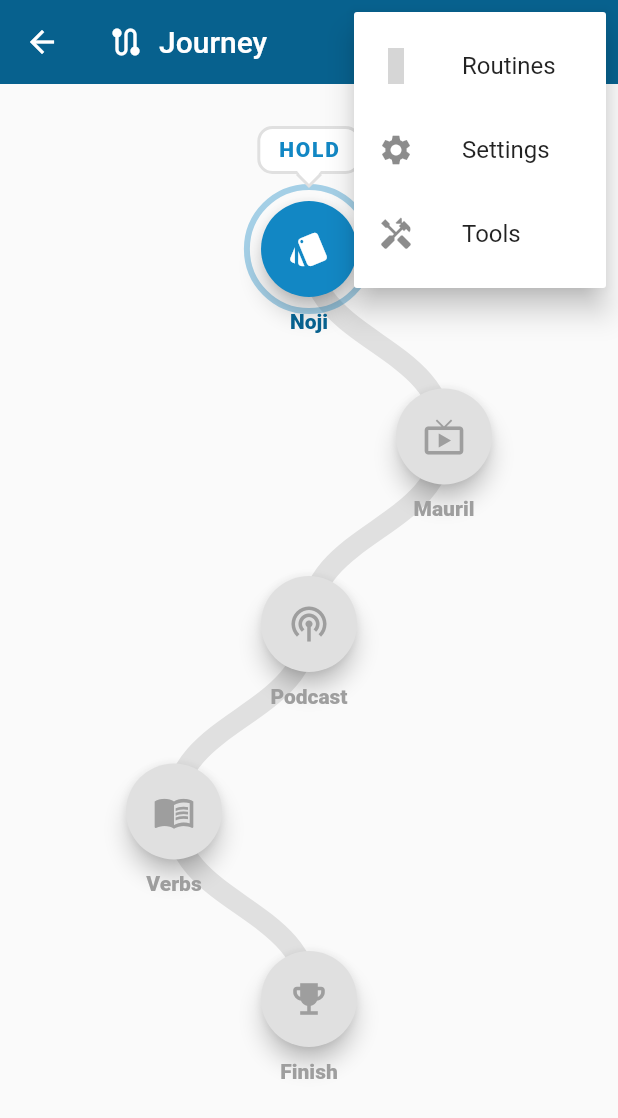
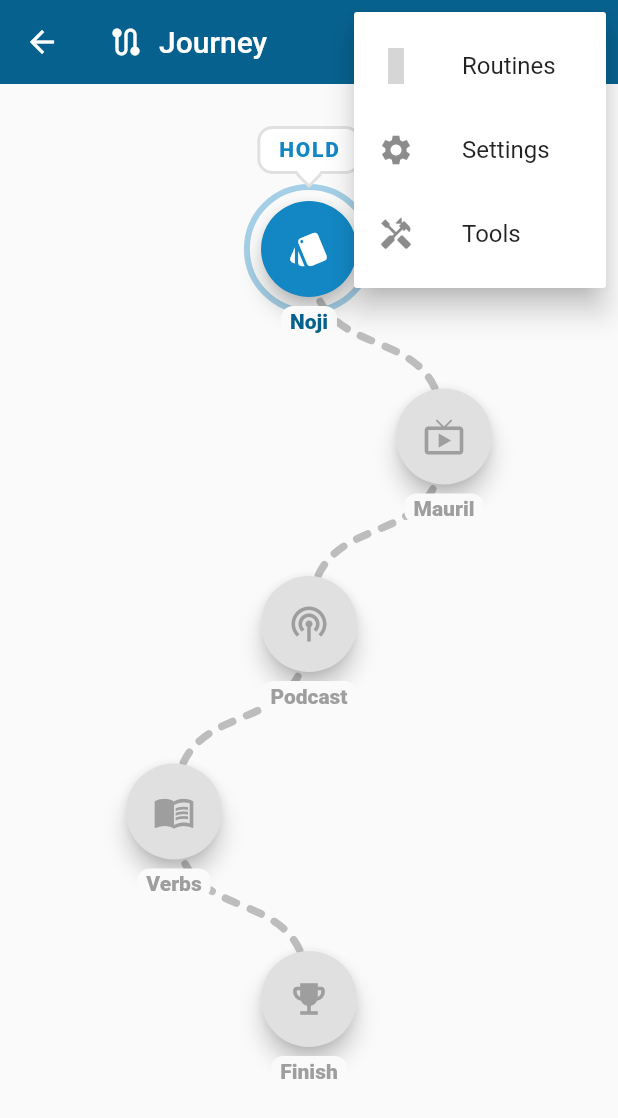
Before and after one commit to mrhockeymonkey/todo, a Flutter app: the JourneyScreen screen opened directly, after a tap on the "more vert" icon, on a phone screen of 412 x 824 dp. Shown: the top 1118 px of the screen. Run offline on Flutter 3.47's test engine with Material 3 defaults, Android fonts, the phone set to English and light mode, and no system bars; our stand-ins replace flutter_vector_icons, jiffy, reorderables, vibration, wheel_chooser; missing offline and left inert: flutter_material_color_picker, localstore; grey boxes are pictures that could not be loaded.

Commit message:
Journey: thinner dashed path with a deeper curve
Draw the road as 5px rounded dashes instead of a 14px solid line, with
dashes turning gold as progress travels along it. Stretch the curve's
control points (0.5 -> 0.7) for a more pronounced S-bend, and back step
labels with the page colour so the path passes behind them.

Co-Authored-By: Claude Opus 5.5 <noreply@anthropic.com>
Claude-Session: https://claude.ai/code/session_01EM5ULzbA6tix3KoYKkvrND

```diff
--- a/lib/journey/journey_node.dart
+++ b/lib/journey/journey_node.dart
@@ -253,14 +253,26 @@ class _JourneyNodeState extends State<JourneyNode>
               Positioned(
                 left: 0,
                 right: 0,
-                top: size + 8,
+                top: size + 6,
+                // Backed by the page colour so the path passes behind it.
+                child: Center(
+                  child: Container(
+                    padding: const EdgeInsets.symmetric(
+                      horizontal: 6,
+                      vertical: 2,
+                    ),
+                    decoration: BoxDecoration(
+                      color: Theme.of(context).scaffoldBackgroundColor,
+                      borderRadius: BorderRadius.circular(8),
+                    ),
                     child: Text(
                       widget.label,
-                  textAlign: TextAlign.center,
                       style: TextStyle(
                         fontWeight: FontWeight.w800,
                         fontSize: 14,
                         color: palette.label,
+                      ),
+                    ),
                   ),
                 ),
               ),
--- a/lib/journey/journey_path_painter.dart
+++ b/lib/journey/journey_path_painter.dart
@@ -16,8 +16,16 @@ class JourneyPathPainter extends CustomPainter {
     required this.fillColor,
   });
 
+  static const double _strokeWidth = 5;
+  static const double _dash = 8;
+  static const double _gap = 10;
+
+  /// How far the control points reach along each node's vertical tangent,
+  /// as a fraction of the vertical distance. Over 0.5 gives a deeper S-bend.
+  static const double _bend = 0.7;
+
   static Path _segment(Offset from, Offset to) {
-    final bend = (to.dy - from.dy) * 0.5;
+    final bend = (to.dy - from.dy) * _bend;
     return Path()
       ..moveTo(from.dx, from.dy)
       ..cubicTo(from.dx, from.dy + bend, to.dx, to.dy - bend, to.dx, to.dy);
@@ -25,33 +33,31 @@ class JourneyPathPainter extends CustomPainter {
 
   @override
   void paint(Canvas canvas, Size size) {
-    final track =
+    Paint stroke(Color colour) =>
         Paint()
-          ..color = trackColor
+          ..color = colour
           ..style = PaintingStyle.stroke
-          ..strokeWidth = 14
+          ..strokeWidth = _strokeWidth
           ..strokeCap = StrokeCap.round;
-    final fill =
-        Paint()
-          ..color = fillColor
-          ..style = PaintingStyle.stroke
-          ..strokeWidth = 14
-          ..strokeCap = StrokeCap.round;
+    final track = stroke(trackColor);
+    final fill = stroke(fillColor);
 
-    final segments = <Path>[
-      for (var i = 0; i < points.length - 1; i++)
-        _segment(points[i], points[i + 1]),
-    ];
+    for (var i = 0; i < points.length - 1; i++) {
+      final metric = _segment(points[i], points[i + 1]).computeMetrics().first;
+      final filled = metric.length * (progress - i).clamp(0.0, 1.0);
 
-    for (final segment in segments) {
-      canvas.drawPath(segment, track);
-    }
-
-    for (var i = 0; i < segments.length; i++) {
-      final amount = (progress - i).clamp(0.0, 1.0);
-      if (amount <= 0) break;
-      final metric = segments[i].computeMetrics().first;
-      canvas.drawPath(metric.extractPath(0, metric.length * amount), fill);
+      // Each dash is grey, or gold up to how far the fill has travelled.
+      for (var start = 0.0; start < metric.length; start += _dash + _gap) {
+        final end = (start + _dash).clamp(0.0, metric.length);
+        if (filled >= end) {
+          canvas.drawPath(metric.extractPath(start, end), fill);
+        } else if (filled > start) {
+          canvas.drawPath(metric.extractPath(start, filled), fill);
+          canvas.drawPath(metric.extractPath(filled, end), track);
+        } else {
+          canvas.drawPath(metric.extractPath(start, end), track);
+        }
+      }
     }
   }
 
--- a/lib/journey/journey_screen.dart
+++ b/lib/journey/journey_screen.dart
@@ -204,7 +204,7 @@ class _JourneyScreenState extends State<JourneyScreen>
                       painter: JourneyPathPainter(
                         points: _centers,
                         progress: _path.value,
-                        trackColor: Colors.grey.shade300,
+                        trackColor: Colors.grey.shade400,
                         fillColor: const Color(0xFFFFC107),
                       ),
                     ),
```
Lines whose indentation alone changed are shown as unchanged.
